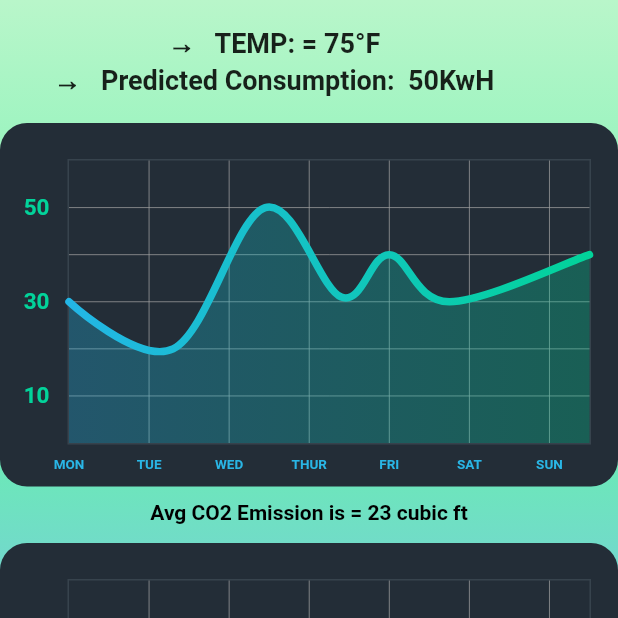
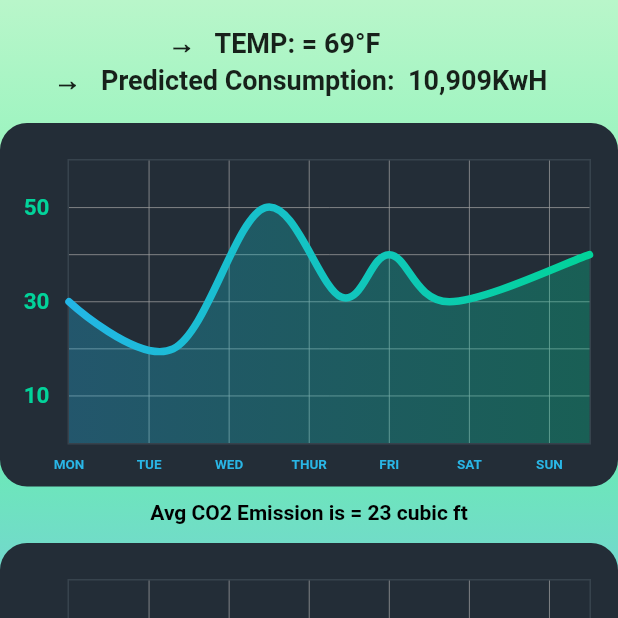
Before and after one commit to AdityaUI/climate_change_central, a Flutter app: the LineChartSample2 screen opened directly, on a phone screen of 412 x 824 dp, the top half of it. Run offline on Flutter 3.47's test engine with Material 2 defaults, Android fonts, the phone set to English and light mode, and no system bars; drawn by our look-alikes of fl_chart; our stand-ins replace google_maps_flutter, webview_flutter; key blocks and very long unbroken strings in the code were emptied for the run.

Commit message:
Merge branch 'Taemin' of https://github.com/ImMortalGamr/climate_change_central
# Conflicts:
#	lib/map_select_page.dart

```diff
--- a/lib/map_select_page.dart
+++ b/lib/map_select_page.dart
@@ -146,9 +146,7 @@ class _mapSelectState extends State<mapSelect> {
                         navigateToDataEntry(context);
                       }),
                 ),
-                Row(
-                  children: <Widget>[Text ('   ')],
-                ),
+
                 Padding(
                   padding: const EdgeInsets.all(20.0),
                   child: RaisedButton(
--- a/lib/stats_page.dart
+++ b/lib/stats_page.dart
@@ -42,11 +42,11 @@ class _LineChartSample2State extends State<LineChartSample2> {
               children: <Widget>[Text ('   ')],
             ),
             Row(
-                children: <Widget>[Text ('                         →   TEMP: = 75°F      ',
+                children: <Widget>[Text ('                         →   TEMP: = 69°F      ',
                   style: TextStyle(fontWeight: FontWeight.bold,fontSize: 18),)],
             ),
             Row(
-              children: <Widget>[Text ('        →   Predicted Consumption:  50KwH    ',
+              children: <Widget>[Text ('        →   Predicted Consumption:  10,909KwH    ',
                 style: TextStyle(fontWeight: FontWeight.bold,fontSize: 18),)],
             ),
 
```
